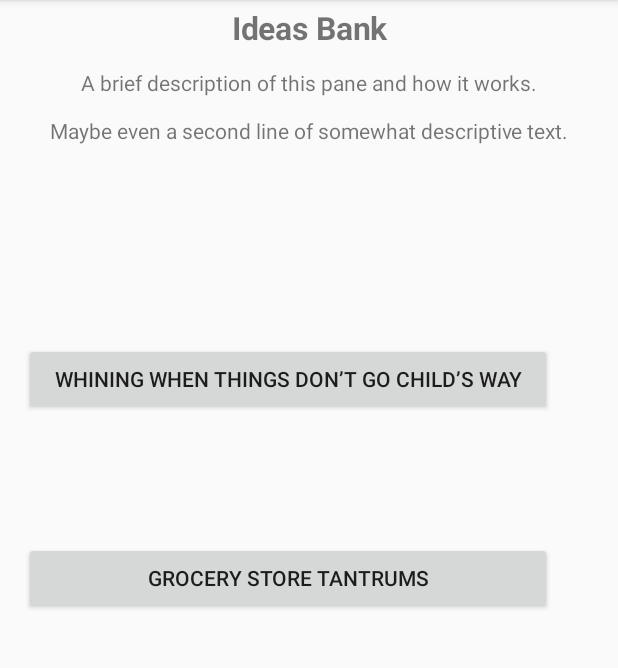
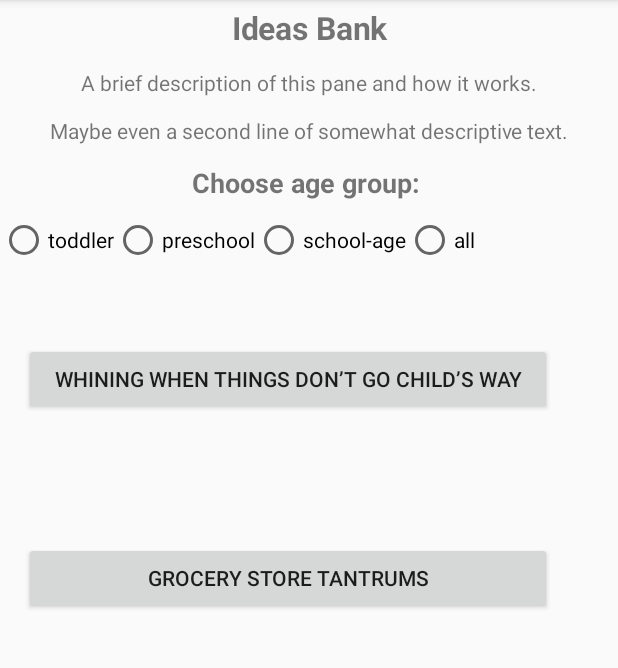
Before and after one commit to fredcrary/STAR_Parenting, an Android app: the IdeaBankMainActivity screen opened directly, with no data from a screen before it, on a phone screen of 412 x 824 dp, the part 84-752 px from its top. Run offline under Robolectric (Android 15) with nearby library versions, the phone set to English and light mode, and no system bars.

Commit message:
Put in RadioButtons and hook them up as filter criteria to update the layout.  Is it pretty?  No.  Does it needs styling?  Very much.  Works good though!

```diff
--- a/android/StarParent/app/src/main/java/com/starparent/starparent/IdeaBankMainActivity.java
+++ b/android/StarParent/app/src/main/java/com/starparent/starparent/IdeaBankMainActivity.java
@@ -7,10 +7,13 @@ import android.util.Log;
 import android.os.Bundle;
 import android.support.v7.app.AppCompatActivity;
 import android.support.v7.widget.Toolbar;
+import android.view.View;
+import android.widget.RadioButton;
 import android.widget.TextView;
 import org.xmlpull.v1.XmlPullParserException;
 import java.io.IOException;
 import java.io.InputStream;
+import java.util.ArrayList;
 import java.util.List;
 import com.starparent.starparent.StaticClasses.*;
 
@@ -43,7 +46,7 @@ public class IdeaBankMainActivity extends AppCompatActivity {
         getSupportActionBar().setDisplayHomeAsUpEnabled(true);
 
         try {
-            parseXml();
+            problems = parseXml();
         } catch (XmlPullParserException  | IOException e) {
             e.printStackTrace();
         }
@@ -54,14 +57,19 @@ public class IdeaBankMainActivity extends AppCompatActivity {
         htmlString.append("<h1>Ideas Bank</h1>");
         htmlString.append("<p>A brief description of this pane and how it works.</p>");
         htmlString.append("<p>Maybe even a second line of somewhat descriptive text.</p>");
+        htmlString.append("<h3>Choose age group: </h3>");
         textView.setText(Html.fromHtml(htmlString.toString()));
 
-        //List of parsed items Container
         recyclerView = (RecyclerView) findViewById(R.id.recyclerView);
         recyclerView.setHasFixedSize(true);
         layoutManager = new LinearLayoutManager(this);
         recyclerView.setLayoutManager(layoutManager);
 
+        //Initial Layout should show everything (no filter)
+        updateRecycler(problems);
+    }
+
+    private void updateRecycler(List<IdeasBankProblem> problems) {
         if (problems != null) {
             adapter = new RecyclerViewAdapter(problems, IdeaBankMainActivity.this);
             recyclerView.setAdapter(adapter);
@@ -70,8 +78,41 @@ public class IdeaBankMainActivity extends AppCompatActivity {
         }
     }
 
+    public void onRadioButtonClicked(View view) {
+        boolean checked = ((RadioButton) view).isChecked();
+        switch(view.getId()) {
+            case R.id.toddler:
+                if (checked)
+                    updateRecycler(filterProblems("toddler"));
+                    break;
+            case R.id.preschool:
+                if (checked)
+                    updateRecycler(filterProblems("preschool"));
+                    break;
+            case R.id.schoolage:
+                if (checked)
+                    updateRecycler(filterProblems("school-age"));
+                    break;
+            case R.id.all:
+                if (checked)
+                    updateRecycler(problems);
+                break;
+        }
+    }
+
+    private List<IdeasBankProblem> filterProblems(String criteria) {
+        List<IdeasBankProblem> filteredProblems = new ArrayList<>();
+        for (IdeasBankProblem problem : problems) {
+            if (problem.ageGroups.contains(criteria)) {
+                filteredProblems.add(problem);
+            }
+        }
+        return filteredProblems;
+    }
+
     //This should be usable in every ActivityClass
-    private void parseXml() throws XmlPullParserException, IOException {
+    private List<IdeasBankProblem> parseXml() throws XmlPullParserException, IOException {
+        List<IdeasBankProblem> problems = new ArrayList<>();
         if (utils.isNetworkAvailable()) {
             stream = parser.downloadUrl(URL);
         } else {
@@ -82,5 +123,6 @@ public class IdeaBankMainActivity extends AppCompatActivity {
         } catch (IOException e) {
             e.printStackTrace();
         }
+        return problems;
     }
 }
--- a/android/StarParent/app/src/main/res/layout/activity_idea_bank_main.xml
+++ b/android/StarParent/app/src/main/res/layout/activity_idea_bank_main.xml
@@ -24,11 +24,11 @@
 
     <TextView
         android:id="@+id/textView"
-        android:gravity="center_horizontal"
         android:layout_width="match_parent"
         android:layout_height="140dp"
         android:layout_marginTop="60dp"
         android:fadeScrollbars="false"
+        android:gravity="center_horizontal"
         android:isScrollContainer="true"
         android:maxLines="1000"
         android:paddingLeft="5dp"
@@ -39,7 +39,43 @@
         android:layout_width="match_parent"
         android:layout_height="match_parent"
         android:layout_marginTop="200dp"
+        android:gravity="center_horizontal"
         android:scrollbars="vertical" />
+
+    <RadioGroup
+        android:layout_marginTop="200dp"
+        android:layout_width="fill_parent"
+        android:layout_height="wrap_content"
+        android:orientation="horizontal">
+
+        <RadioButton
+            android:id="@+id/toddler"
+            android:layout_width="wrap_content"
+            android:layout_height="wrap_content"
+            android:onClick="onRadioButtonClicked"
+            android:text="toddler" />
+
+        <RadioButton
+            android:id="@+id/preschool"
+            android:layout_width="wrap_content"
+            android:layout_height="wrap_content"
+            android:onClick="onRadioButtonClicked"
+            android:text="preschool" />
+
+        <RadioButton
+            android:id="@+id/schoolage"
+            android:layout_width="wrap_content"
+            android:layout_height="wrap_content"
+            android:onClick="onRadioButtonClicked"
+            android:text="school-age" />
+
+        <RadioButton
+            android:id="@+id/all"
+            android:layout_width="wrap_content"
+            android:layout_height="wrap_content"
+            android:onClick="onRadioButtonClicked"
+            android:text="all" />
+    </RadioGroup>
 
 
 </android.support.design.widget.CoordinatorLayout>
```
